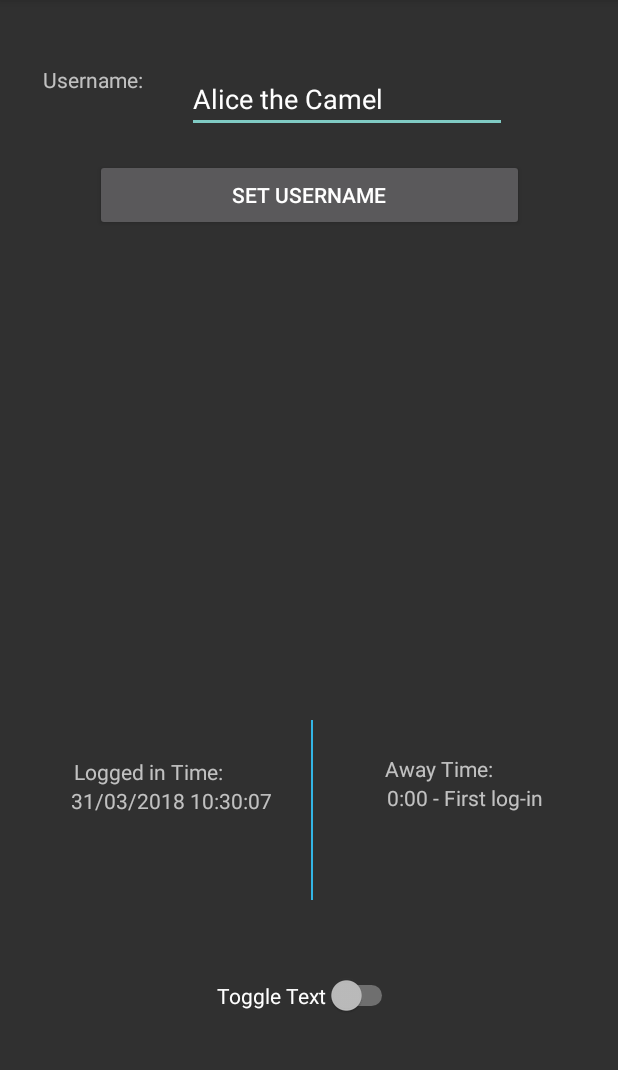
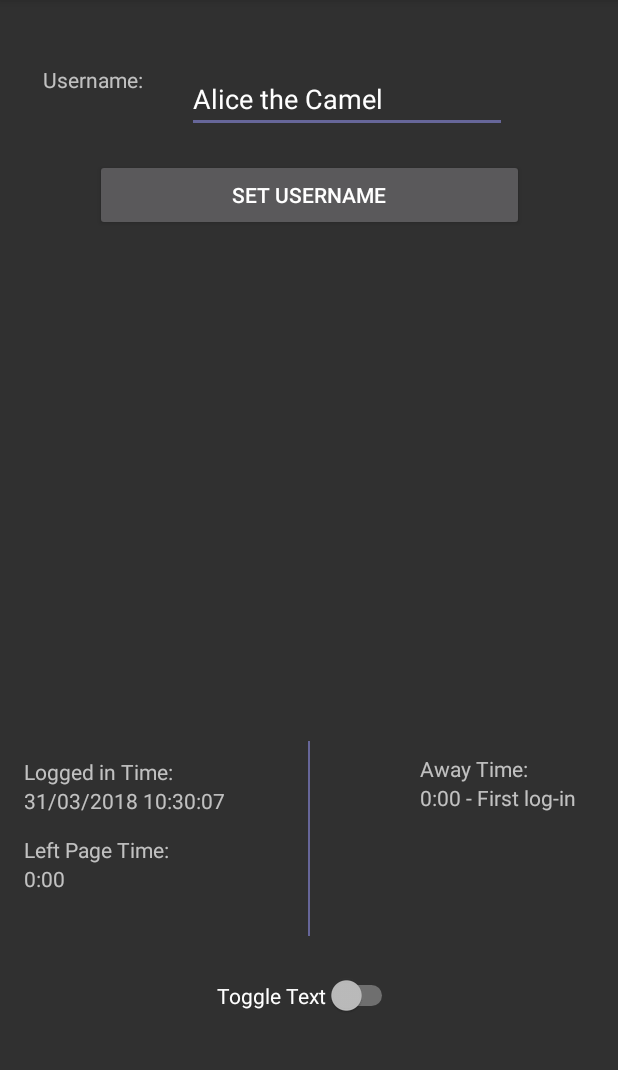
Before and after one commit to Josh-Romito/Android_Mobile_App_Week_08, an Android app: the logged_in screen opened directly, with no data from a screen before it, on a phone screen of 412 x 824 dp, the part 84-1154 px from its top. Run offline under Robolectric (Android 15) with nearby library versions, the phone set to English and light mode, and no system bars.

Commit message:
Final adjustments to view formatting for different sized devices, prevented landscape, added a label and value to display the time we left the page as well.

```diff
--- a/app/src/main/java/com/example/josh/week_08_day_02/logged_in.java
+++ b/app/src/main/java/com/example/josh/week_08_day_02/logged_in.java
@@ -128,12 +128,17 @@ public class logged_in extends AppCompatActivity {
         //get time logged in
         String logged_in_time = preferences.getString("logged_in_time", "0:00");
 
+        //get the time we left the app
+        String time_exited = preferences.getString("time_unfocused", "0:00");
+
         //set text view with time logged in
         TextView logged_in_time_view = findViewById(R.id.logged_in_time);
         logged_in_time_view.setText(logged_in_time);
 
-        //get the time we left the app
-        String time_exited = preferences.getString("time_unfocused", "0:00");
+        //set the text view with time we left the page
+        TextView left_page_time = findViewById(R.id.left_page_time);
+        left_page_time.setText(time_exited);
+
 
         // TIME DIFFERENCE OPERATION
         //define a date format and variables
--- a/app/src/main/res/layout/activity_logged_in.xml
+++ b/app/src/main/res/layout/activity_logged_in.xml
@@ -50,7 +50,7 @@
         android:layout_width="wrap_content"
         android:layout_height="wrap_content"
         android:layout_marginBottom="244dp"
-        android:layout_marginStart="49dp"
+        android:layout_marginStart="16dp"
         android:text="Logged in Time:"
         app:layout_constraintBottom_toBottomOf="parent"
         app:layout_constraintStart_toStartOf="parent" />
@@ -60,7 +60,7 @@
         android:layout_width="wrap_content"
         android:layout_height="wrap_content"
         android:layout_marginBottom="246dp"
-        android:layout_marginEnd="83dp"
+        android:layout_marginEnd="60dp"
         android:text="Away Time:"
         app:layout_constraintBottom_toBottomOf="parent"
         app:layout_constraintEnd_toEndOf="parent" />
@@ -69,7 +69,7 @@
         android:id="@+id/logged_in_time"
         android:layout_width="wrap_content"
         android:layout_height="wrap_content"
-        android:layout_marginStart="47dp"
+        android:layout_marginStart="16dp"
         android:text="TextView"
         android:textAlignment="viewStart"
         app:layout_constraintStart_toStartOf="parent"
@@ -78,18 +78,18 @@
     <View
         android:id="@+id/view"
         android:layout_width="1dp"
-        android:layout_height="120dp"
-        android:layout_marginBottom="168dp"
-        android:layout_marginEnd="35dp"
-        android:layout_marginStart="46dp"
-        android:background="@android:color/holo_blue_light"
+        android:layout_height="130dp"
+        android:layout_marginBottom="144dp"
+        android:layout_marginEnd="8dp"
+        android:layout_marginStart="8dp"
+        android:background="@color/colorAccent"
         app:layout_constraintBottom_toBottomOf="parent"
-        app:layout_constraintEnd_toStartOf="@+id/repeat_password_label"
-        app:layout_constraintStart_toEndOf="@+id/textView2" />
+        app:layout_constraintEnd_toEndOf="parent"
+        app:layout_constraintStart_toStartOf="parent" />
 
     <TextView
         android:id="@+id/time_diff"
-        android:layout_width="148dp"
+        android:layout_width="126dp"
         android:layout_height="wrap_content"
         android:layout_marginEnd="6dp"
         android:text="0:00"
@@ -121,4 +121,23 @@
         app:layout_constraintBottom_toTopOf="@+id/bottom_msg"
         app:layout_constraintEnd_toEndOf="parent"
         app:layout_constraintStart_toStartOf="parent" />
+
+    <TextView
+        android:id="@+id/textView3"
+        android:layout_width="wrap_content"
+        android:layout_height="wrap_content"
+        android:layout_marginStart="16dp"
+        android:layout_marginTop="13dp"
+        android:text="Left Page Time:"
+        app:layout_constraintStart_toStartOf="parent"
+        app:layout_constraintTop_toBottomOf="@+id/logged_in_time" />
+
+    <TextView
+        android:id="@+id/left_page_time"
+        android:layout_width="wrap_content"
+        android:layout_height="wrap_content"
+        android:layout_marginStart="16dp"
+        android:text="0:00 - First time!"
+        app:layout_constraintStart_toStartOf="parent"
+        app:layout_constraintTop_toBottomOf="@+id/textView3" />
 </android.support.constraint.ConstraintLayout>
--- a/app/src/main/res/values/colors.xml
+++ b/app/src/main/res/values/colors.xml
@@ -1,6 +1,5 @@
 <?xml version="1.0" encoding="utf-8"?>
 <resources>
-    <color name="colorPrimary">#3F51B5</color>
-    <color name="colorPrimaryDark">#303F9F</color>
-    <color name="colorAccent">#FF4081</color>
+    <!-- COOL PURPLE/GREY COLOR! :D -->
+    <color name="colorAccent">#666699</color>
 </resources>
--- a/app/src/main/res/values/styles.xml
+++ b/app/src/main/res/values/styles.xml
@@ -2,7 +2,8 @@
 
     <!-- Base application theme. -->
     <style name="AppTheme" parent="Theme.AppCompat">
-
+        <!-- Customize your theme here. -->
+        <item name="colorAccent">@color/colorAccent</item>
     </style>
 
 </resources>
```
Also changed, not shown: app/src/main/AndroidManifest.xml (+5 -2 lines), app/src/main/res/layout/activity_main.xml (+5 -7 lines).
